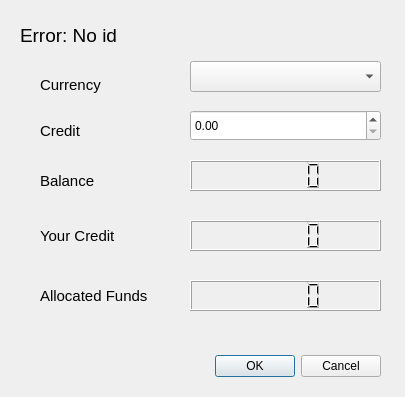
This is frienddetailsdialog.ui in zeroreserve/ZeroReserve as Qt 5 draws it before an edit. The edited form follows.
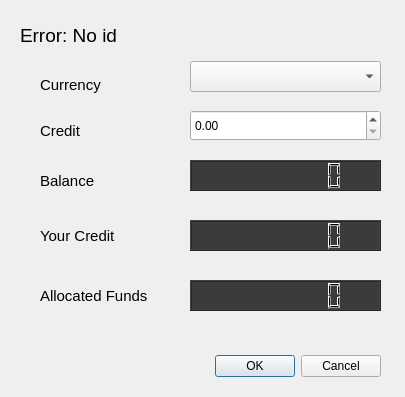
This is the edited form.

Commit message: set display to 8 digits and make LCDs dark

```diff
--- a/frienddetailsdialog.ui
+++ b/frienddetailsdialog.ui
@@ -100,6 +100,12 @@
      <height>31</height>
     </rect>
    </property>
+   <property name="styleSheet">
+    <string notr="true">background-color: rgb(59, 59, 59);</string>
+   </property>
+   <property name="digitCount">
+    <number>8</number>
+   </property>
   </widget>
   <widget class="QLabel" name="label_4">
    <property name="geometry">
@@ -146,6 +152,12 @@
      <height>31</height>
     </rect>
    </property>
+   <property name="styleSheet">
+    <string notr="true">background-color: rgb(59, 59, 59);</string>
+   </property>
+   <property name="digitCount">
+    <number>8</number>
+   </property>
   </widget>
   <widget class="QLabel" name="label_6">
    <property name="geometry">
@@ -177,6 +189,12 @@
    <property name="toolTip">
     <string>Allocated funds for an activated contract</string>
    </property>
+   <property name="styleSheet">
+    <string notr="true">background-color: rgb(59, 59, 59);</string>
+   </property>
+   <property name="digitCount">
+    <number>8</number>
+   </property>
   </widget>
   <widget class="QLabel" name="label_7">
    <property name="geometry">
```
The commit also changes 1 other file.
